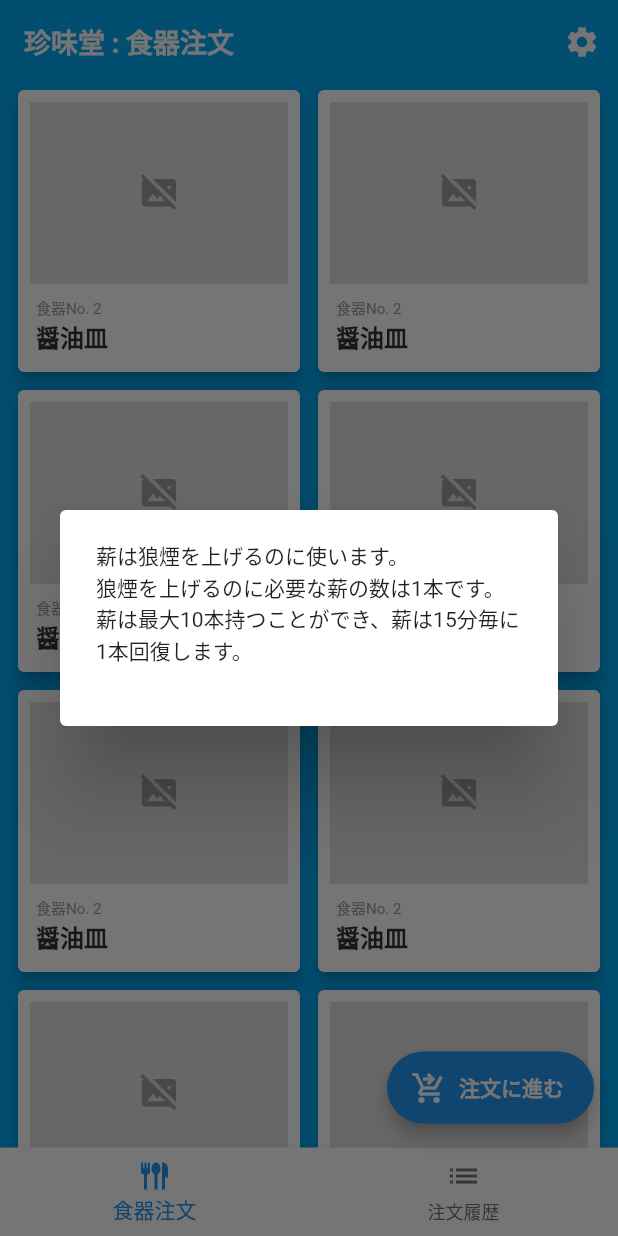
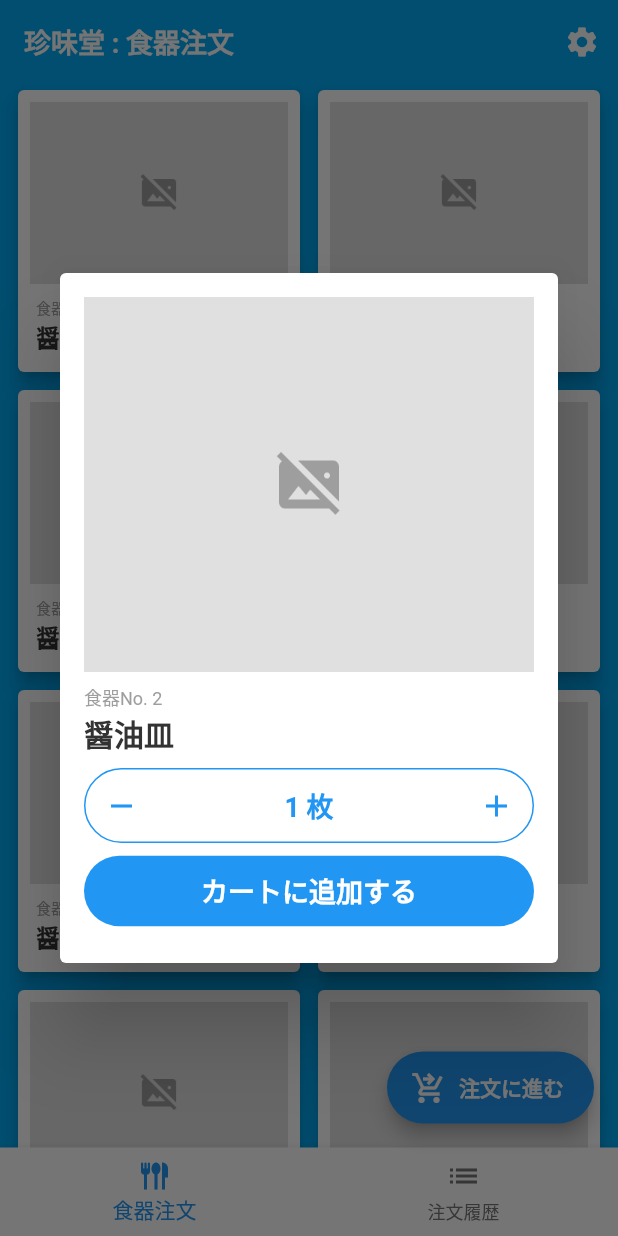
Before and after one commit to agora-creation/hirome_rental_shop_app, a Flutter app: the screen it shows after launch, after a tap on "食器No. 2", on a phone screen of 412 x 824 dp. Run offline on Flutter 3.47's test engine with Material 2 defaults, Android fonts, the phone set to English and light mode, and no system bars; our stand-ins replace modal_bottom_sheet, shared_preferences; Roboto replaces fonts that are missing (SourceHanSansJP-Bold, SourceHanSansJP-Regular).

Commit message:
20230706 commit

```diff
--- a/lib/screens/home.dart
+++ b/lib/screens/home.dart
@@ -2,6 +2,7 @@ import 'package:flutter/material.dart';
 import 'package:hirome_rental_shop_app/common/functions.dart';
 import 'package:hirome_rental_shop_app/screens/history.dart';
 import 'package:hirome_rental_shop_app/screens/order.dart';
+import 'package:hirome_rental_shop_app/screens/order_cart.dart';
 import 'package:hirome_rental_shop_app/screens/settings.dart';
 
 class HomeScreen extends StatefulWidget {
@@ -35,7 +36,10 @@ class _HomeScreenState extends State<HomeScreen> {
       body: body[currentIndex],
       floatingActionButton: currentIndex == 0
           ? FloatingActionButton.extended(
-              onPressed: () {},
+              onPressed: () => showBottomUpScreen(
+                context,
+                const OrderCartScreen(),
+              ),
               label: const Text('注文に進む'),
               icon: const Icon(Icons.shopping_cart_checkout),
             )
--- a/lib/screens/order.dart
+++ b/lib/screens/order.dart
@@ -1,6 +1,8 @@
 import 'package:flutter/material.dart';
 import 'package:hirome_rental_shop_app/common/style.dart';
+import 'package:hirome_rental_shop_app/widgets/add_cart_button.dart';
 import 'package:hirome_rental_shop_app/widgets/product_card.dart';
+import 'package:hirome_rental_shop_app/widgets/quantity_button.dart';
 
 class OrderScreen extends StatefulWidget {
   const OrderScreen({super.key});
@@ -21,30 +23,64 @@ class _OrderScreenState extends State<OrderScreen> {
         return ProductCard(
           onTap: () => showDialog(
             context: context,
-            builder: (context) => AlertDialog(
-              content: Column(
-                mainAxisSize: MainAxisSize.min,
-                crossAxisAlignment: CrossAxisAlignment.start,
-                children: [
-                  const Text(
-                    '薪は狼煙を上げるのに使います。',
-                    style: TextStyle(fontSize: 14),
-                  ),
-                  const Text(
-                    '狼煙を上げるのに必要な薪の数は1本です。',
-                    style: TextStyle(fontSize: 14),
-                  ),
-                  const Text(
-                    '薪は最大10本持つことができ、薪は15分毎に1本回復します。',
-                    style: TextStyle(fontSize: 14),
-                  ),
-                  const SizedBox(height: 16),
-                ],
-              ),
-            ),
+            builder: (context) => const ProductDetailsDialog(),
           ),
         );
       },
     );
   }
 }
+
+class ProductDetailsDialog extends StatefulWidget {
+  const ProductDetailsDialog({super.key});
+
+  @override
+  State<ProductDetailsDialog> createState() => _ProductDetailsDialogState();
+}
+
+class _ProductDetailsDialogState extends State<ProductDetailsDialog> {
+  @override
+  Widget build(BuildContext context) {
+    return AlertDialog(
+      contentPadding: const EdgeInsets.all(16),
+      content: Column(
+        mainAxisSize: MainAxisSize.min,
+        crossAxisAlignment: CrossAxisAlignment.start,
+        children: [
+          Image.asset(
+            kDefaultImageUrl,
+            fit: BoxFit.cover,
+          ),
+          const SizedBox(height: 8),
+          const Text(
+            '食器No. 2',
+            style: TextStyle(
+              color: kGreyColor,
+              fontSize: 12,
+            ),
+          ),
+          const Text(
+            '醤油皿',
+            style: TextStyle(
+              color: kBlackColor,
+              fontSize: 20,
+              fontWeight: FontWeight.bold,
+            ),
+          ),
+          const SizedBox(height: 8),
+          QuantityButton(
+            quantity: 1,
+            unit: '枚',
+            onRemoved: () {},
+            onAdded: () {},
+          ),
+          const SizedBox(height: 8),
+          AddCartButton(
+            onPressed: () {},
+          ),
+          const SizedBox(height: 8),
+        ],
+      ),
+    );
+  }
+}
--- a/lib/screens/settings.dart
+++ b/lib/screens/settings.dart
@@ -20,7 +20,6 @@ class _SettingsScreenState extends State<SettingsScreen> {
         systemOverlayStyle: SystemUiOverlayStyle.dark,
         automaticallyImplyLeading: false,
         backgroundColor: kWhiteColor,
-        centerTitle: true,
         title: const Text(
           '珍味堂 : 設定',
           style: TextStyle(color: kBlackColor),
--- /dev/null
+++ b/lib/widgets/add_cart_button.dart
@@ -0,0 +1,34 @@
+import 'package:flutter/material.dart';
+import 'package:hirome_rental_shop_app/common/style.dart';
+
+class AddCartButton extends StatelessWidget {
+  final Function()? onPressed;
+
+  const AddCartButton({
+    this.onPressed,
+    super.key,
+  });
+
+  @override
+  Widget build(BuildContext context) {
+    return SizedBox(
+      width: double.infinity,
+      child: TextButton(
+        onPressed: onPressed,
+        style: TextButton.styleFrom(
+          backgroundColor: kBlueColor,
+          shape: const StadiumBorder(),
+          padding: const EdgeInsets.all(10),
+        ),
+        child: const Text(
+          'カートに追加する',
+          style: TextStyle(
+            color: kWhiteColor,
+            fontSize: 18,
+            fontWeight: FontWeight.bold,
+          ),
+        ),
+      ),
+    );
+  }
+}
--- /dev/null
+++ b/lib/widgets/quantity_button.dart
@@ -0,0 +1,56 @@
+import 'package:flutter/material.dart';
+import 'package:hirome_rental_shop_app/common/style.dart';
+
+class QuantityButton extends StatelessWidget {
+  final int quantity;
+  final String unit;
+  final Function()? onRemoved;
+  final Function()? onAdded;
+
+  const QuantityButton({
+    this.quantity = 0,
+    this.unit = '',
+    this.onRemoved,
+    this.onAdded,
+    super.key,
+  });
+
+  @override
+  Widget build(BuildContext context) {
+    return Container(
+      decoration: BoxDecoration(
+        border: Border.all(color: kBlueColor),
+        borderRadius: BorderRadius.circular(30),
+      ),
+      child: Row(
+        mainAxisAlignment: MainAxisAlignment.spaceBetween,
+        children: [
+          IconButton(
+            onPressed: onRemoved,
+            icon: const Icon(
+              Icons.remove,
+              color: kBlueColor,
+              size: 24,
+            ),
+          ),
+          Text(
+            '$quantity $unit',
+            style: const TextStyle(
+              color: kBlueColor,
+              fontSize: 18,
+              fontWeight: FontWeight.bold,
+            ),
+          ),
+          IconButton(
+            onPressed: onAdded,
+            icon: const Icon(
+              Icons.add,
+              color: kBlueColor,
+              size: 24,
+            ),
+          ),
+        ],
+      ),
+    );
+  }
+}
```
Also changed, not shown: lib/screens/history.dart (+81 -1 lines), lib/screens/order_cart.dart (added, +44 -0 lines), lib/widgets/custom_text_button.dart (added, +32 -0 lines), lib/widgets/history_list_tile.dart (+10 -2 lines), lib/widgets/order_product_widget.dart (added, +86 -0 lines).
